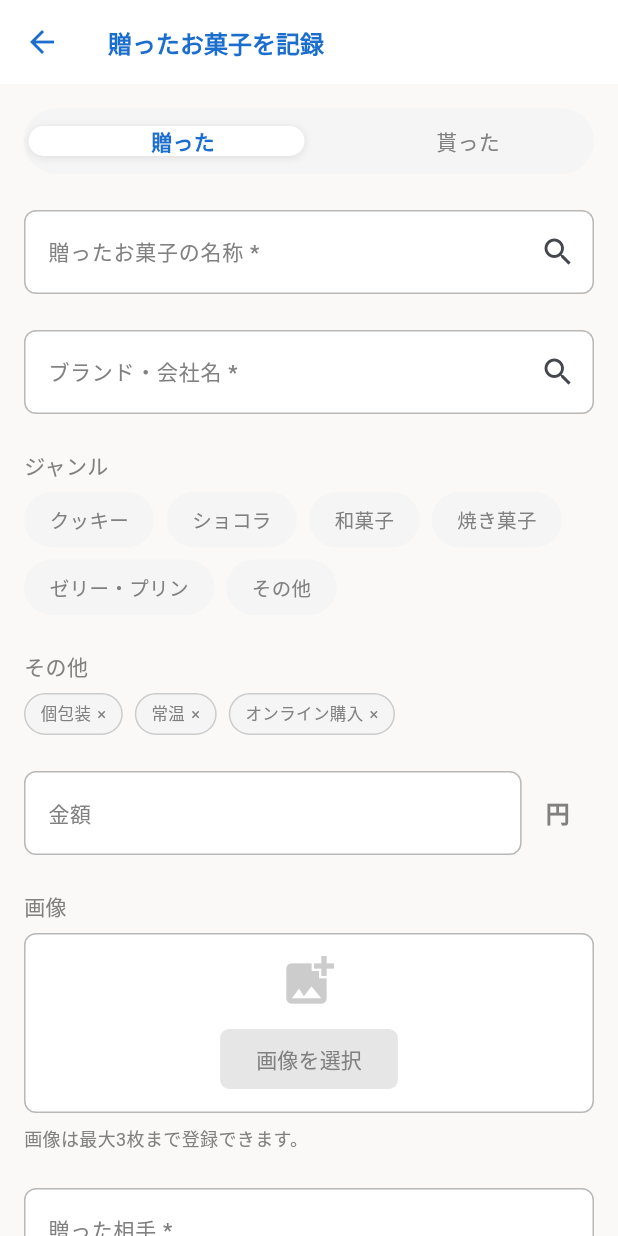
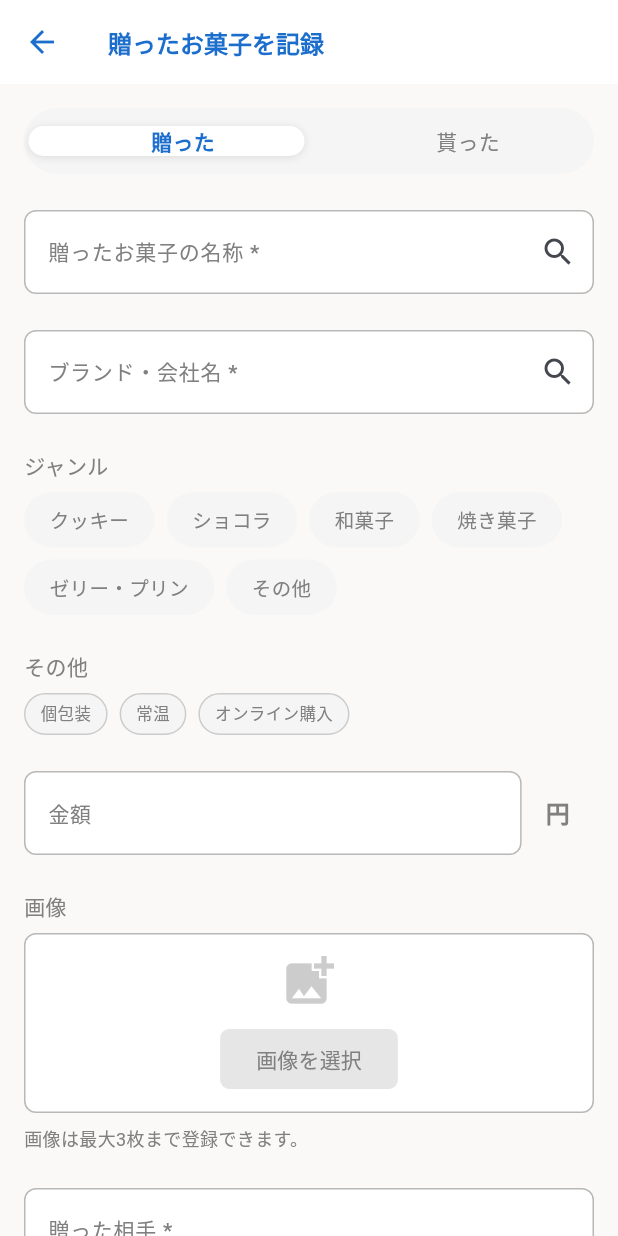
Before and after one commit to erablea/alamode_app, a Flutter app: the screen it shows after launch, item 3 of the bottom bar chosen, after a tap on the "add" icon, on a phone screen of 412 x 824 dp. Run offline on Flutter 3.47's test engine with Material 3 defaults, Android fonts, the phone set to English and light mode, and no system bars; our stand-ins replace cached_network_image, image_picker, shared_preferences, supabase_flutter, syncfusion_flutter_datepicker; accounts and stored records are empty; Roboto replaces fonts that are missing (ZenMaruGothic); project files that could hold a hidden picture were left out.

Commit message:
Hide × in selection chips, show ○ only when selected

```diff
--- a/lib/view/memo.dart
+++ b/lib/view/memo.dart
@@ -224,19 +224,17 @@ class CommonWidgets {
                           fontSize: 11,
                         ),
                       ),
-                      const SizedBox(width: 4),
-                      Text(
-                        isSelected ? '○' : '×',
-                        style: TextStyle(
-                          fontSize: 11,
-                          color: isSelected
-                              ? AppColors.primaryColor
-                              : AppColors.blackLight,
-                          fontWeight: isSelected
-                              ? FontWeight.w600
-                              : FontWeight.normal,
+                      if (isSelected) ...[
+                        const SizedBox(width: 4),
+                        const Text(
+                          '○',
+                          style: TextStyle(
+                            fontSize: 11,
+                            color: AppColors.primaryColor,
+                            fontWeight: FontWeight.w600,
+                          ),
                         ),
-                      ),
+                      ],
                     ],
                   ),
                 ),
```
